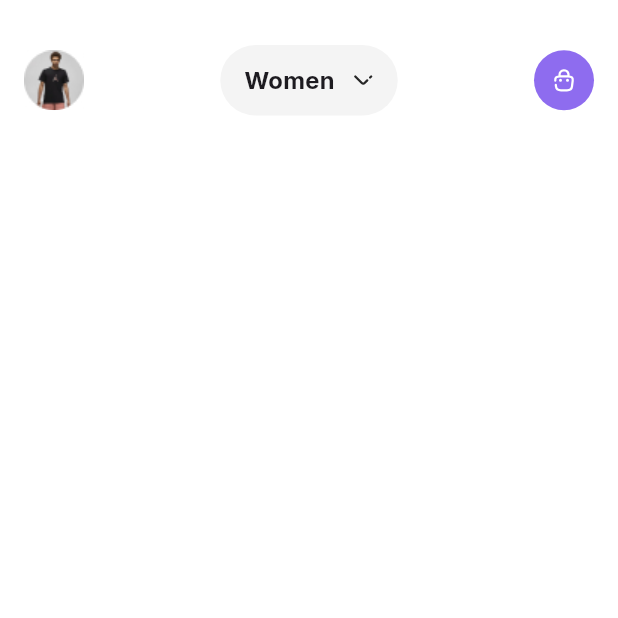
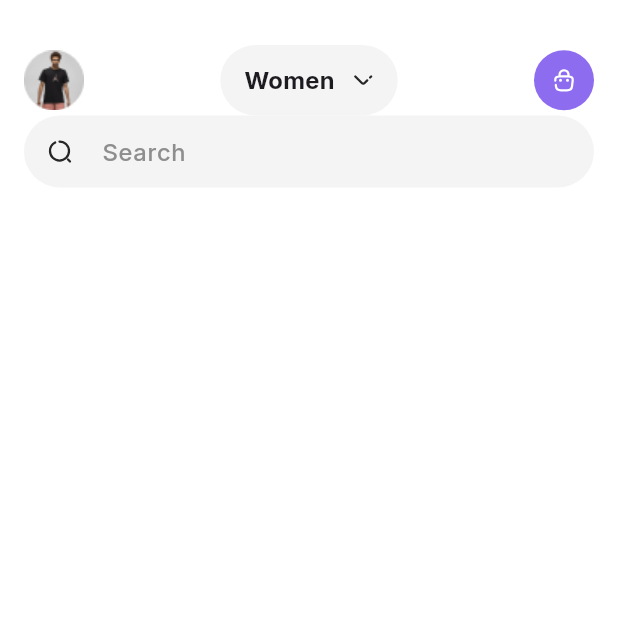
Before and after one commit to mo7ammed-hassan/online-store, a Flutter app: the HomePage screen opened directly, on a phone screen of 412 x 824 dp, the top half of it. Run offline on Flutter 3.47's test engine with Material 3 defaults, Android fonts, the phone set to English and light mode, and no system bars; our stand-ins replace cloud_firestore, dartz, firebase_auth, firebase_core, flutter_bloc, flutter_svg and 1 more; accounts and stored records are empty.

Commit message:
add search bar

```diff
--- a/lib/core/configs/assets/app_vectors.dart
+++ b/lib/core/configs/assets/app_vectors.dart
@@ -9,5 +9,6 @@ class AppVectors {
   static const String resetVector = '${_basePath}reset$_format';
   static const String bagVector = '${_basePath}bag$_format';
   static const String arrowDown = '${_basePath}arrow_down$_format';
+  static const String search = '${_basePath}search$_format';
 
 }
--- a/lib/features/home/presentation/pages/home_page.dart
+++ b/lib/features/home/presentation/pages/home_page.dart
@@ -1,6 +1,7 @@
 import 'package:flutter/material.dart';
 import 'package:online_store/core/utils/constants/app_padding.dart';
 import 'package:online_store/features/home/presentation/pages/widgets/home_page_header.dart';
+import 'package:online_store/features/home/presentation/pages/widgets/search_field.dart';
 
 class HomePage extends StatelessWidget {
   const HomePage({super.key});
@@ -17,6 +18,7 @@ class HomePage extends StatelessWidget {
           child: Column(
             children: [
               HomePageHeader(),
+              SearchField(),
             ],
           ),
         ),
--- /dev/null
+++ b/lib/features/home/presentation/pages/widgets/search_field.dart
@@ -0,0 +1,29 @@
+import 'package:flutter/material.dart';
+import 'package:flutter_svg/flutter_svg.dart';
+import 'package:online_store/core/configs/assets/app_vectors.dart';
+
+class SearchField extends StatelessWidget {
+  const SearchField({super.key});
+
+  @override
+  Widget build(BuildContext context) {
+    return TextField(
+      decoration: InputDecoration(
+        contentPadding: const EdgeInsets.all(12),
+        focusedBorder: OutlineInputBorder(
+          borderRadius: BorderRadius.circular(50),
+          borderSide: BorderSide.none,
+        ),
+        enabledBorder: OutlineInputBorder(
+          borderRadius: BorderRadius.circular(50),
+          borderSide: BorderSide.none,
+        ),
+        prefixIcon: SvgPicture.asset(
+          AppVectors.search,
+          fit: BoxFit.none,
+        ),
+        hintText: 'Search',
+      ),
+    );
+  }
+}
```
Also changed, not shown: assets/vectors/search.svg (added).
